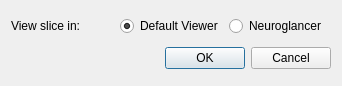
Qt form neurolabi/gui/dialogs/zneu3sliceviewdialog.ui (janelia-flyem/NeuTu) before a commit.
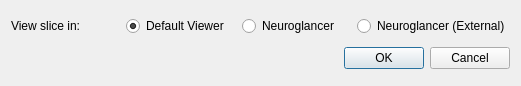
The same form after that commit.

Patch:
```diff
--- a/neurolabi/gui/dialogs/zneu3sliceviewdialog.ui
+++ b/neurolabi/gui/dialogs/zneu3sliceviewdialog.ui
@@ -6,7 +6,7 @@
    <rect>
     <x>0</x>
     <y>0</y>
-    <width>342</width>
+    <width>521</width>
     <height>86</height>
    </rect>
   </property>
@@ -40,6 +40,13 @@
        </property>
       </widget>
      </item>
+     <item>
+      <widget class="QRadioButton" name="extNeuroglancerRadioButton">
+       <property name="text">
+        <string>Neuroglancer (External)</string>
+       </property>
+      </widget>
+     </item>
     </layout>
    </item>
    <item>
```
